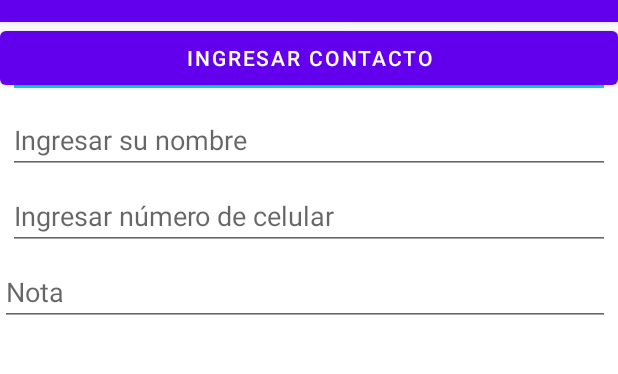
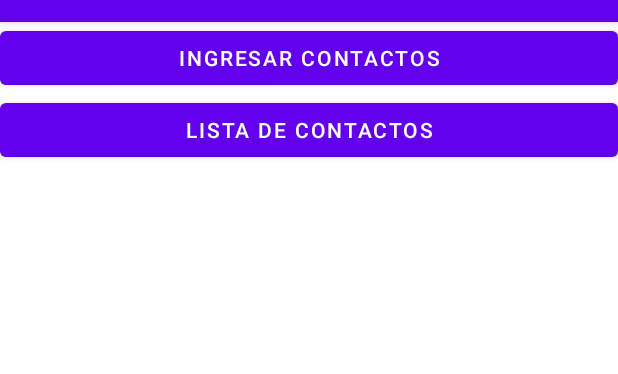
Before and after one commit to JosueH0930/TL01E13207, an Android app: the screen it shows after launch (MainActivity before the commit, Inicio after it), on a phone screen of 412 x 824 dp, the part 62-436 px from its top. Run offline under Robolectric (Android 15) with nearby library versions, the phone set to English and light mode, and no system bars.

Commit message:
Initial commit

```diff
--- /dev/null
+++ b/app/src/main/java/com/example/tl01e13207/Inicio.java
@@ -0,0 +1,38 @@
+package com.example.tl01e13207;
+
+import androidx.appcompat.app.AppCompatActivity;
+
+import android.content.Context;
+import android.content.Intent;
+import android.database.sqlite.SQLiteDatabase;
+import android.os.Bundle;
+import android.view.View;
+import android.widget.Button;
+
+import com.example.tl01e13207.configuracion.SQLiteconexion;
+
+import java.sql.SQLData;
+
+public class Inicio extends AppCompatActivity {
+
+    Button BtnIngresar;
+
+    @Override
+    protected void onCreate(Bundle savedInstanceState) {
+        super.onCreate(savedInstanceState);
+        setContentView(R.layout.activity_inicio);
+
+        BtnIngresar = findViewById(R.id.BtnIngresar);
+        BtnIngresar.setOnClickListener(new View.OnClickListener() {
+            @Override
+            public void onClick(View view) {
+
+                /*SQLiteconexion Sqliteconexion = new SQLiteconexion(Inicio.this);
+                SQLiteDatabase DataBase = Sqliteconexion.getWritableDatabase();*/
+                startActivity(new Intent(Inicio.this,MainActivity.class));
+
+            }
+        });
+
+    }
+}
--- /dev/null
+++ b/app/src/main/res/layout/activity_inicio.xml
@@ -0,0 +1,27 @@
+<?xml version="1.0" encoding="utf-8"?>
+<androidx.constraintlayout.widget.ConstraintLayout xmlns:android="http://schemas.android.com/apk/res/android"
+    xmlns:app="http://schemas.android.com/apk/res-auto"
+    xmlns:tools="http://schemas.android.com/tools"
+    android:layout_width="match_parent"
+    android:layout_height="match_parent"
+    tools:context=".Inicio">
+
+    <Button
+        android:id="@+id/BtnIngresar"
+        android:layout_width="0dp"
+        android:layout_height="wrap_content"
+        android:text="Ingresar Contactos"
+        app:layout_constraintEnd_toEndOf="parent"
+        app:layout_constraintHorizontal_bias="0.0"
+        app:layout_constraintStart_toStartOf="parent"
+        tools:layout_editor_absoluteY="278dp" />
+
+    <Button
+        android:id="@+id/BtnLista"
+        android:layout_width="0dp"
+        android:layout_height="wrap_content"
+        android:text="Lista de Contactos"
+        app:layout_constraintEnd_toEndOf="parent"
+        app:layout_constraintStart_toStartOf="parent"
+        app:layout_constraintTop_toBottomOf="@+id/BtnIngresar" />
+</androidx.constraintlayout.widget.ConstraintLayout>
--- a/app/src/main/res/layout/activity_main.xml
+++ b/app/src/main/res/layout/activity_main.xml
@@ -21,7 +21,7 @@
         app:layout_constraintTop_toTopOf="parent" />
 
     <EditText
-        android:id="@+id/editTextTextPersonName2"
+        android:id="@+id/Txtnombre"
         android:layout_width="0dp"
         android:layout_height="wrap_content"
         android:layout_marginStart="5dp"
@@ -35,7 +35,7 @@
         app:layout_constraintTop_toBottomOf="@+id/editTextTextPersonName" />
 
     <EditText
-        android:id="@+id/editTextTextPersonName3"
+        android:id="@+id/Texttelefono"
         android:layout_width="0dp"
         android:layout_height="wrap_content"
         android:layout_marginStart="5dp"
@@ -43,13 +43,13 @@
         android:layout_marginEnd="5dp"
         android:ems="10"
         android:hint="Ingresar número de celular"
-        android:inputType="textPersonName"
+        android:inputType="number"
         app:layout_constraintEnd_toEndOf="parent"
         app:layout_constraintStart_toStartOf="parent"
-        app:layout_constraintTop_toBottomOf="@+id/editTextTextPersonName2" />
+        app:layout_constraintTop_toBottomOf="@+id/Txtnombre" />
 
     <EditText
-        android:id="@+id/editTextTextPersonName4"
+        android:id="@+id/Textnota"
         android:layout_width="0dp"
         android:layout_height="wrap_content"
         android:layout_marginTop="5dp"
@@ -59,16 +59,24 @@
         android:inputType="textPersonName"
         app:layout_constraintEnd_toEndOf="parent"
         app:layout_constraintStart_toStartOf="parent"
-        app:layout_constraintTop_toBottomOf="@+id/editTextTextPersonName3" />
+        app:layout_constraintTop_toBottomOf="@+id/Texttelefono" />
 
     <Button
-        android:id="@+id/button"
+        android:id="@+id/BtnAgregar"
         android:layout_width="0dp"
         android:layout_height="wrap_content"
         android:text="Ingresar contacto"
+        app:layout_constraintBottom_toBottomOf="parent"
         app:layout_constraintEnd_toEndOf="parent"
         app:layout_constraintHorizontal_bias="1.0"
         app:layout_constraintStart_toStartOf="parent"
-        tools:layout_editor_absoluteY="250dp" />
+        app:layout_constraintTop_toBottomOf="@+id/_dynamic" />
+
+    <ListView
+        android:layout_width="409dp"
+        android:layout_height="231dp"
+        app:layout_constraintEnd_toEndOf="parent"
+        app:layout_constraintStart_toStartOf="parent"
+        app:layout_constraintTop_toBottomOf="@+id/Textnota" />
 
 </androidx.constraintlayout.widget.ConstraintLayout>
```
Also changed, not shown: app/src/main/AndroidManifest.xml (+11 -0 lines), app/src/main/java/com/example/tl01e13207/Lista.java (added, +14 -0 lines), app/src/main/java/com/example/tl01e13207/MainActivity.java (+37 -0 lines), app/src/main/java/com/example/tl01e13207/configuracion/Contactos.java (added, +35 -0 lines), app/src/main/java/com/example/tl01e13207/configuracion/SQLiteconexion.java (+17 -6 lines), app/src/main/java/com/example/tl01e13207/tablas/Personas.java (+1 -45 lines), app/src/main/res/layout/activity_lista.xml (added, +18 -0 lines), app/src/main/res/layout/lista_item_contacto.xml (added, +35 -0 lines).
